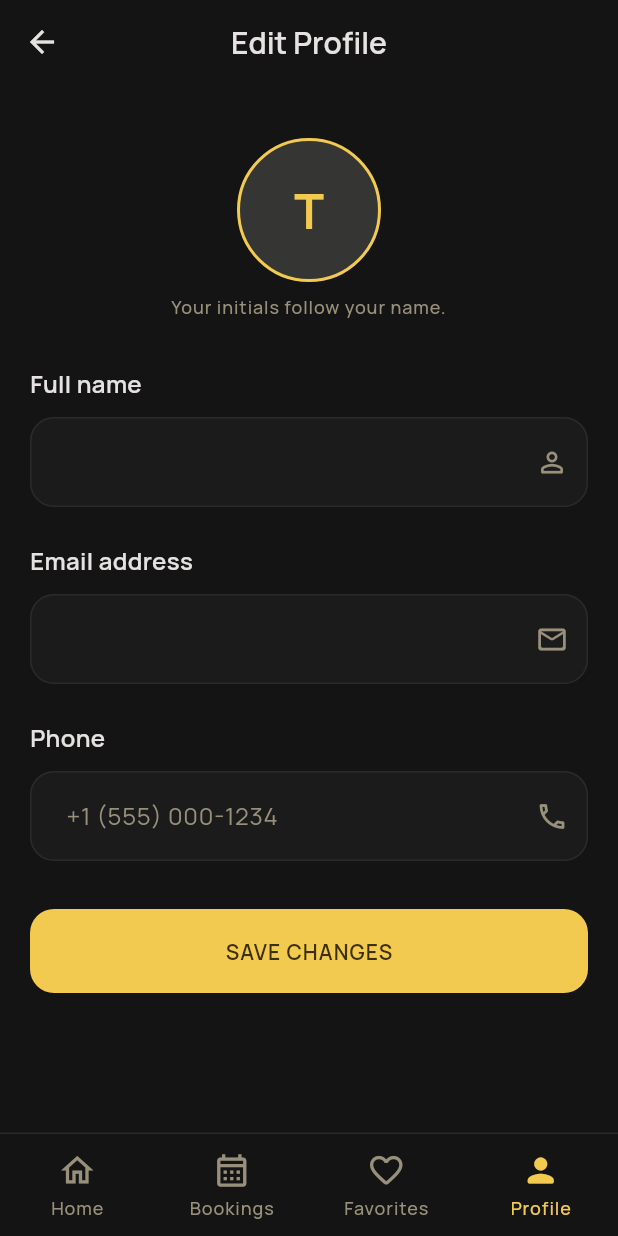
After one commit to mohammedashi11/Trimly, a Flutter app: the ProfileScreen screen opened by its route, after a tap on the "edit" icon, on a phone screen of 412 x 824 dp. The commit adds this screen. Run offline on Flutter 3.47's test engine with Material 3 defaults, Android fonts, the phone set to English and light mode, and no system bars; our stand-ins replace flutter_riverpod, go_router, google_fonts, shared_preferences; accounts and stored records are empty.

Commit message:
feat: profile and edit profile screens

```diff
--- a/lib/core/router/app_router.dart
+++ b/lib/core/router/app_router.dart
@@ -7,14 +7,16 @@ import '../../features/auth/presentation/signup_screen.dart';
 import '../../features/bookings/domain/entities/booking.dart';
 import '../../features/bookings/presentation/booking_confirmation_screen.dart';
 import '../../features/bookings/presentation/booking_screen.dart';
+import '../../features/bookings/presentation/my_bookings_screen.dart';
 import '../../features/favorites/presentation/favorites_screen.dart';
 import '../../features/onboarding/presentation/onboarding_screen.dart';
+import '../../features/profile/presentation/edit_profile_screen.dart';
+import '../../features/profile/presentation/profile_screen.dart';
 import '../../features/shell/presentation/app_shell.dart';
 import '../../features/shops/presentation/all_shops_screen.dart';
 import '../../features/shops/presentation/home_screen.dart';
 import '../../features/shops/presentation/shop_detail_screen.dart';
 import '../../features/splash/presentation/splash_screen.dart';
-import '../theme/app_text_styles.dart';
 
 /// Route paths used across the app.
 abstract final class AppRoutes {
@@ -26,6 +28,7 @@ abstract final class AppRoutes {
   static const String bookings = '/bookings';
   static const String favorites = '/favorites';
   static const String profile = '/profile';
+  static const String editProfile = '/profile/edit';
   static const String allShops = '/shops';
   static const String bookingConfirmation = '/booking-confirmation';
 
@@ -127,19 +130,8 @@ final routerProvider = Provider<GoRouter>((ref) {
             routes: [
               GoRoute(
                 path: AppRoutes.bookings,
-                pageBuilder: (context, state) => fadePage(
-                  // Placeholder until the bookings feature lands in Phase 6.
-                  child: Scaffold(
-                    appBar: AppBar(title: const Text('My Bookings')),
-                    body: Center(
-                      child: Text(
-                        'Your appointments will live here.',
-                        style: AppTextStyles.bodyMd,
-                      ),
-                    ),
-                  ),
-                  state: state,
-                ),
+                pageBuilder: (context, state) =>
+                    fadePage(child: const MyBookingsScreen(), state: state),
               ),
             ],
           ),
@@ -156,19 +148,17 @@ final routerProvider = Provider<GoRouter>((ref) {
             routes: [
               GoRoute(
                 path: AppRoutes.profile,
-                pageBuilder: (context, state) => fadePage(
-                  // Placeholder until the profile feature lands in Phase 6.
-                  child: Scaffold(
-                    appBar: AppBar(title: const Text('Profile')),
-                    body: Center(
-                      child: Text(
-                        'Your profile will live here.',
-                        style: AppTextStyles.bodyMd,
-                      ),
+                pageBuilder: (context, state) =>
+                    fadePage(child: const ProfileScreen(), state: state),
+                routes: [
+                  GoRoute(
+                    path: 'edit',
+                    pageBuilder: (context, state) => fadePage(
+                      child: const EditProfileScreen(),
+                      state: state,
                     ),
                   ),
-                  state: state,
-                ),
+                ],
               ),
             ],
           ),
--- /dev/null
+++ b/lib/features/profile/presentation/edit_profile_screen.dart
@@ -0,0 +1,146 @@
+import 'package:flutter/material.dart';
+import 'package:flutter_riverpod/flutter_riverpod.dart';
+import 'package:go_router/go_router.dart';
+
+import '../../../core/constants/app_spacing.dart';
+import '../../../core/theme/app_colors.dart';
+import '../../../core/theme/app_text_styles.dart';
+import '../../../core/widgets/initials_avatar.dart';
+import '../../../core/widgets/primary_button.dart';
+import '../../auth/presentation/login_screen.dart';
+import '../../auth/presentation/providers/auth_providers.dart';
+import '../../auth/presentation/widgets/auth_text_field.dart';
+
+/// Edits the persisted profile (name, email, phone).
+class EditProfileScreen extends ConsumerStatefulWidget {
+  const EditProfileScreen({super.key});
+
+  @override
+  ConsumerState<EditProfileScreen> createState() =>
+      _EditProfileScreenState();
+}
+
+class _EditProfileScreenState extends ConsumerState<EditProfileScreen> {
+  final _formKey = GlobalKey<FormState>();
+  late final TextEditingController _nameController;
+  late final TextEditingController _emailController;
+  late final TextEditingController _phoneController;
+
+  @override
+  void initState() {
+    super.initState();
+    final user = ref.read(authControllerProvider).valueOrNull;
+    _nameController = TextEditingController(text: user?.name ?? '');
+    _emailController = TextEditingController(text: user?.email ?? '');
+    _phoneController = TextEditingController(text: user?.phone ?? '');
+  }
+
+  @override
+  void dispose() {
+    _nameController.dispose();
+    _emailController.dispose();
+    _phoneController.dispose();
+    super.dispose();
+  }
+
+  String? _validateName(String? value) {
+    final name = value?.trim() ?? '';
+    if (name.isEmpty) return 'Please enter your name.';
+    if (name.length < 2) return 'Names are at least 2 characters long.';
+    return null;
+  }
+
+  Future<void> _save() async {
+    if (!_formKey.currentState!.validate()) return;
+    final user = ref.read(authControllerProvider).valueOrNull;
+    if (user == null) return;
+
+    final success =
+        await ref.read(authControllerProvider.notifier).updateProfile(
+              user.copyWith(
+                name: _nameController.text.trim(),
+                email: _emailController.text.trim(),
+                phone: _phoneController.text.trim(),
+              ),
+            );
+
+    if (success && mounted) {
+      ScaffoldMessenger.of(context).showSnackBar(
+        const SnackBar(content: Text('Profile updated.')),
+      );
+      context.pop();
+    }
+  }
+
+  @override
+  Widget build(BuildContext context) {
+    final authState = ref.watch(authControllerProvider);
+    final user = authState.valueOrNull;
+
+    return Scaffold(
+      appBar: AppBar(
+        leading: BackButton(onPressed: () => context.pop()),
+        title: const Text('Edit Profile'),
+      ),
+      body: SafeArea(
+        child: SingleChildScrollView(
+          padding: const EdgeInsets.all(AppSpacing.screenMargin),
+          child: Form(
+            key: _formKey,
+            child: Column(
+              crossAxisAlignment: CrossAxisAlignment.stretch,
+              children: [
+                const SizedBox(height: AppSpacing.md),
+                Center(
+                  child: InitialsAvatar(
+                    initials: user?.initials ?? 'T',
+                    size: 96,
+                    ringColor: AppColors.gold,
+                  ),
+                ),
+                const SizedBox(height: AppSpacing.sm),
+                Text(
+                  'Your initials follow your name.',
+                  textAlign: TextAlign.center,
+                  style: AppTextStyles.labelSm,
+                ),
+                const SizedBox(height: AppSpacing.xl),
+                AuthTextField(
+                  label: 'Full name',
+                  controller: _nameController,
+                  suffixIcon: Icons.person_outline_rounded,
+                  textInputAction: TextInputAction.next,
+                  validator: _validateName,
+                ),
+                const SizedBox(height: AppSpacing.lg),
+                AuthTextField(
+                  label: 'Email address',
+                  controller: _emailController,
+                  suffixIcon: Icons.mail_outline_rounded,
+                  keyboardType: TextInputType.emailAddress,
+                  textInputAction: TextInputAction.next,
+                  validator: validateEmail,
+                ),
+                const SizedBox(height: AppSpacing.lg),
+                AuthTextField(
+                  label: 'Phone',
+                  controller: _phoneController,
+                  hint: '+1 (555) 000-1234',
+                  suffixIcon: Icons.phone_outlined,
+                  keyboardType: TextInputType.phone,
+                  textInputAction: TextInputAction.done,
+                ),
+                const SizedBox(height: AppSpacing.xl),
+                PrimaryButton(
+                  label: 'SAVE CHANGES',
+                  loading: authState.isLoading,
+                  onPressed: _save,
+                ),
+              ],
+            ),
+          ),
+        ),
+      ),
+    );
+  }
+}
--- /dev/null
+++ b/lib/features/profile/presentation/profile_screen.dart
@@ -0,0 +1,276 @@
+import 'package:flutter/material.dart';
+import 'package:flutter_riverpod/flutter_riverpod.dart';
+import 'package:go_router/go_router.dart';
+
+import '../../../core/constants/app_spacing.dart';
+import '../../../core/router/app_router.dart';
+import '../../../core/theme/app_colors.dart';
+import '../../../core/theme/app_text_styles.dart';
+import '../../../core/widgets/app_card.dart';
+import '../../../core/widgets/initials_avatar.dart';
+import '../../auth/presentation/providers/auth_providers.dart';
+
+/// Account hub: avatar, grouped settings and sign-out.
+class ProfileScreen extends ConsumerWidget {
+  const ProfileScreen({super.key});
+
+  void _notify(BuildContext context, String message) {
+    ScaffoldMessenger.of(context)
+      ..hideCurrentSnackBar()
+      ..showSnackBar(SnackBar(content: Text(message)));
+  }
+
+  Future<void> _logOut(BuildContext context, WidgetRef ref) async {
+    final confirmed = await showDialog<bool>(
+      context: context,
+      builder: (context) => AlertDialog(
+        title: const Text('Log out?'),
+        content: const Text("You'll need to sign in again to book."),
+        actions: [
+          TextButton(
+            onPressed: () => Navigator.of(context).pop(false),
+            child: const Text('Stay'),
+          ),
+          TextButton(
+            onPressed: () => Navigator.of(context).pop(true),
+            style: TextButton.styleFrom(foregroundColor: AppColors.error),
+            child: const Text('Log out'),
+          ),
+        ],
+      ),
+    );
+    if (confirmed != true) return;
+
+    await ref.read(authControllerProvider.notifier).signOut();
+    if (context.mounted) context.go(AppRoutes.login);
+  }
+
+  @override
+  Widget build(BuildContext context, WidgetRef ref) {
+    final user = ref.watch(authControllerProvider).valueOrNull;
+
+    return Scaffold(
+      appBar: AppBar(
+        title: Text(
+          'TRIMLY',
+          style: AppTextStyles.headlineSm.copyWith(
+            color: AppColors.gold,
+            letterSpacing: 3,
+            fontWeight: FontWeight.w800,
+          ),
+        ),
+      ),
+      body: ListView(
+        padding: const EdgeInsets.all(AppSpacing.screenMargin),
+        children: [
+          const SizedBox(height: AppSpacing.md),
+          Center(
+            child: Stack(
+              children: [
+                InitialsAvatar(
+                  initials: user?.initials ?? 'T',
+                  size: 128,
+                  ringColor: AppColors.gold,
+                  ringWidth: 3,
+                ),
+                Positioned(
+                  right: 0,
+                  bottom: 4,
+                  child: GestureDetector(
+                    onTap: () => context.push(AppRoutes.editProfile),
+                    child: Container(
+                      width: 40,
+                      height: 40,
+                      decoration: const BoxDecoration(
+                        shape: BoxShape.circle,
+                        color: AppColors.gold,
+                      ),
+                      child: const Icon(
+                        Icons.edit_rounded,
+                        size: 20,
+                        color: AppColors.onGold,
+                      ),
+                    ),
+                  ),
+                ),
+              ],
+            ),
+          ),
+          const SizedBox(height: AppSpacing.lg),
+          Text(
+            user?.name ?? 'Guest',
+            textAlign: TextAlign.center,
+            style: AppTextStyles.headlineMd.copyWith(color: AppColors.gold),
+          ),
+          const SizedBox(height: 4),
+          Text(
+            user == null || user.phone.isEmpty ? user?.email ?? '' : user.phone,
+            textAlign: TextAlign.center,
+            style: AppTextStyles.bodyMd.copyWith(
+              color: AppColors.textSecondary,
+            ),
+          ),
+          const SizedBox(height: AppSpacing.xl),
+          AppCard(
+            padding: EdgeInsets.zero,
+            child: Column(
+              children: [
+                Padding(
+                  padding: const EdgeInsets.fromLTRB(20, 20, 20, 8),
+                  child: Align(
+                    alignment: Alignment.centerLeft,
+                    child: Text(
+                      'ACCOUNT SETTINGS',
+                      style: AppTextStyles.labelSm,
+                    ),
+                  ),
+                ),
+                _SettingsRow(
+                  icon: Icons.person_outline_rounded,
+                  label: 'Edit Profile',
+                  onTap: () => context.push(AppRoutes.editProfile),
+                ),
+                const Divider(indent: 20, endIndent: 20),
+                _SettingsRow(
+                  icon: Icons.credit_card_outlined,
+                  label: 'Payment Methods',
+                  onTap: () => _notify(
+                    context,
+                    'Payments are settled at the venue for now.',
+                  ),
+                ),
+                const Divider(indent: 20, endIndent: 20),
+                _SettingsRow(
+                  icon: Icons.notifications_outlined,
+                  label: 'Notifications',
+                  onTap: () => _notify(
+                    context,
+                    'Booking reminders are switched on.',
+                  ),
+                ),
+                const Divider(indent: 20, endIndent: 20),
+                _SettingsRow(
+                  icon: Icons.language_rounded,
+                  label: 'Language',
+                  trailing: Text(
+                    'English',
+                    style: AppTextStyles.labelMd.copyWith(
+                      color: AppColors.textMuted,
+                    ),
+                  ),
+                  onTap: () => _notify(
+                    context,
+                    'More languages are on the way.',
+                  ),
+                ),
+                const Divider(indent: 20, endIndent: 20),
+                _SettingsRow(
+                  icon: Icons.dark_mode_outlined,
+                  label: 'Dark Mode',
+                  trailing: Switch(
+                    value: true,
+                    onChanged: (_) => _notify(
+                      context,
+                      'Trimly is tailored for the dark.',
+                    ),
+                  ),
+                ),
+                const SizedBox(height: AppSpacing.sm),
+              ],
+            ),
+          ),
+          const SizedBox(height: AppSpacing.lg),
+          AppCard(
+            padding: EdgeInsets.zero,
+            child: Column(
+              children: [
+                _SettingsRow(
+                  icon: Icons.help_outline_rounded,
+                  label: 'Help',
+                  onTap: () => _notify(
+                    context,
+                    'Reach us any time at support@trimly.app.',
+                  ),
+                ),
+                const Divider(indent: 20, endIndent: 20),
+                _SettingsRow(
+                  icon: Icons.logout_rounded,
+                  label: 'Log Out',
+                  color: AppColors.error,
+                  showChevron: false,
+                  onTap: () => _logOut(context, ref),
+                ),
+              ],
+            ),
+          ),
+          const SizedBox(height: AppSpacing.sectionGap),
+          Text(
+            'T R I M L Y   P R E C I S I O N',
+            textAlign: TextAlign.center,
+            style: AppTextStyles.labelSm.copyWith(
+              color: AppColors.borderMuted,
+            ),
+          ),
+          const SizedBox(height: 6),
+          Text(
+            'Version 1.0.0',
+            textAlign: TextAlign.center,
+            style: AppTextStyles.labelSm,
+          ),
+          const SizedBox(height: AppSpacing.lg),
+        ],
+      ),
+    );
+  }
+}
+
+class _SettingsRow extends StatelessWidget {
+  const _SettingsRow({
+    required this.icon,
+    required this.label,
+    this.onTap,
+    this.trailing,
+    this.color = AppColors.textPrimary,
+    this.showChevron = true,
+  });
+
+  final IconData icon;
+  final String label;
+  final VoidCallback? onTap;
+  final Widget? trailing;
+  final Color color;
+  final bool showChevron;
+
+  @override
+  Widget build(BuildContext context) {
+    return InkWell(
+      onTap: onTap,
+      child: Padding(
+        padding: const EdgeInsets.symmetric(horizontal: 20, vertical: 16),
+        child: Row(
+          children: [
+            Icon(
+              icon,
+              size: 22,
+              color: color == AppColors.textPrimary ? AppColors.gold : color,
+            ),
+            const SizedBox(width: 16),
+            Expanded(
+              child: Text(
+                label,
+                style: AppTextStyles.bodyLg.copyWith(color: color),
+              ),
+            ),
+            trailing ??
+                (showChevron
+                    ? const Icon(
+                        Icons.chevron_right_rounded,
+                        color: AppColors.textMuted,
+                      )
+                    : const SizedBox.shrink()),
+          ],
+        ),
+      ),
+    );
+  }
+}
```
